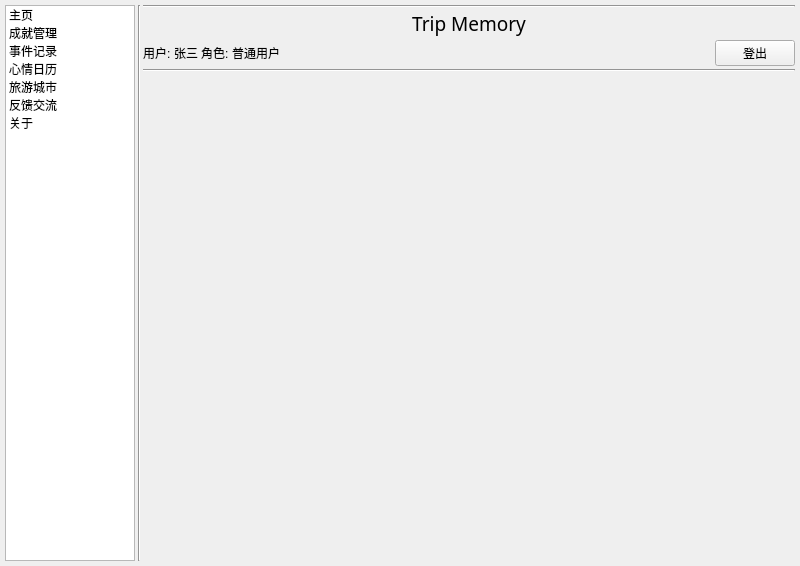
This is Trip_Memory/ui/main_window.ui in musuwer/Program_Final_Assignment as Qt 5 draws it before an edit. The edited form follows.
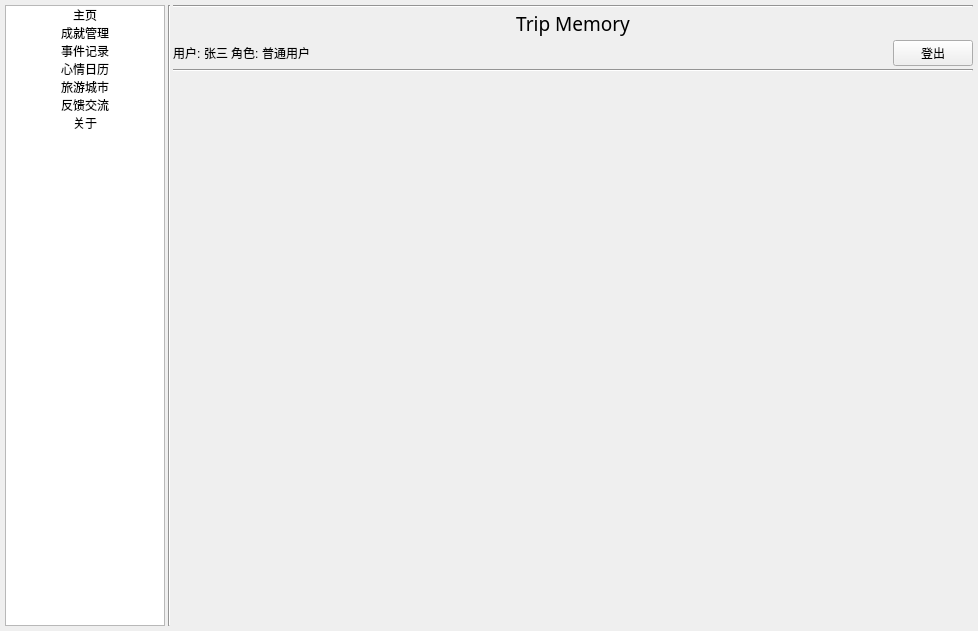
This is the edited form.

The edit to the form file:
```diff
--- a/Trip_Memory/ui/main_window.ui
+++ b/Trip_Memory/ui/main_window.ui
@@ -6,8 +6,8 @@
    <rect>
     <x>0</x>
     <y>0</y>
-    <width>800</width>
-    <height>566</height>
+    <width>978</width>
+    <height>631</height>
    </rect>
   </property>
   <property name="windowTitle">
@@ -36,7 +36,7 @@
        <widget class="QListWidget" name="listWidget">
         <property name="maximumSize">
          <size>
-          <width>200</width>
+          <width>300</width>
           <height>16777215</height>
          </size>
         </property>
@@ -44,36 +44,57 @@
          <property name="text">
           <string>主页</string>
          </property>
+         <property name="textAlignment">
+          <set>AlignCenter</set>
+         </property>
         </item>
         <item>
          <property name="text">
           <string>成就管理</string>
          </property>
+         <property name="textAlignment">
+          <set>AlignCenter</set>
+         </property>
         </item>
         <item>
          <property name="text">
           <string>事件记录</string>
          </property>
+         <property name="textAlignment">
+          <set>AlignCenter</set>
+         </property>
         </item>
         <item>
          <property name="text">
           <string>心情日历</string>
          </property>
+         <property name="textAlignment">
+          <set>AlignCenter</set>
+         </property>
         </item>
         <item>
          <property name="text">
           <string>旅游城市</string>
          </property>
+         <property name="textAlignment">
+          <set>AlignCenter</set>
+         </property>
         </item>
         <item>
          <property name="text">
           <string>反馈交流</string>
          </property>
+         <property name="textAlignment">
+          <set>AlignCenter</set>
+         </property>
         </item>
         <item>
          <property name="text">
           <string>关于</string>
          </property>
+         <property name="textAlignment">
+          <set>AlignCenter</set>
+         </property>
         </item>
        </widget>
       </item>
```
Left out of the diff: 2 changed lines with no effect on the pictures.
